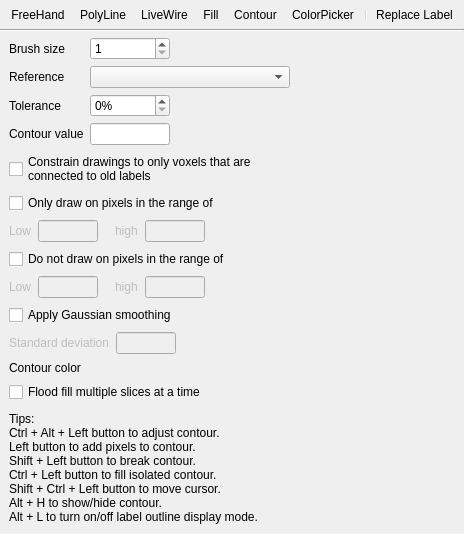
Old version of the form freeview/ToolWindowEdit.ui in the repository freesurfer/freesurfer.
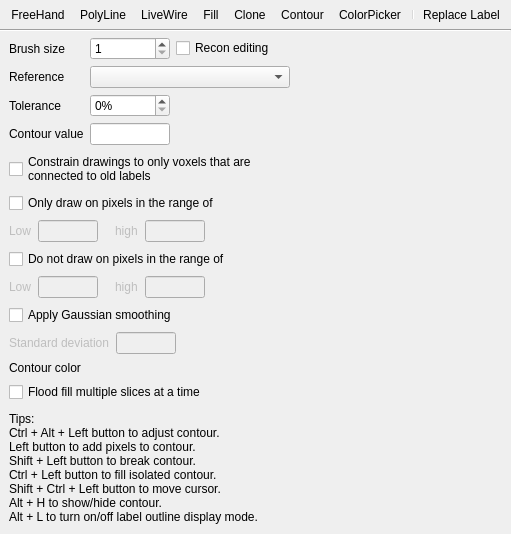
New version of the form. Icons and pictures are not drawn. Custom widgets are drawn as their Qt base class.

Commit message: Added voxel clone function. Added recon editing option

What changed in the file:
```diff
--- a/freeview/ToolWindowEdit.ui
+++ b/freeview/ToolWindowEdit.ui
@@ -41,6 +41,7 @@
      <addaction name="actionPolyLine"/>
      <addaction name="actionLiveWire"/>
      <addaction name="actionFill"/>
+     <addaction name="actionClone"/>
      <addaction name="actionContour"/>
      <addaction name="actionColorPicker"/>
      <addaction name="separator"/>
@@ -96,19 +97,6 @@
          </property>
         </widget>
        </item>
-       <item row="0" column="2" colspan="3">
-        <spacer name="horizontalSpacer">
-         <property name="orientation">
-          <enum>Qt::Horizontal</enum>
-         </property>
-         <property name="sizeHint" stdset="0">
-          <size>
-           <width>0</width>
-           <height>0</height>
-          </size>
-         </property>
-        </spacer>
-       </item>
        <item row="1" column="0">
         <widget class="QLabel" name="labelReference">
          <property name="text">
@@ -175,7 +163,7 @@
          </property>
         </widget>
        </item>
-       <item row="2" column="3">
+       <item row="2" column="2">
         <spacer name="horizontalSpacer_2">
          <property name="orientation">
           <enum>Qt::Horizontal</enum>
@@ -188,7 +176,7 @@
          </property>
         </spacer>
        </item>
-       <item row="3" column="3">
+       <item row="3" column="2">
         <spacer name="horizontalSpacer_3">
          <property name="orientation">
           <enum>Qt::Horizontal</enum>
@@ -201,6 +189,13 @@
          </property>
         </spacer>
        </item>
+       <item row="0" column="2">
+        <widget class="QCheckBox" name="checkBoxReconEditing">
+         <property name="text">
+          <string>Recon editing</string>
+         </property>
+        </widget>
+       </item>
       </layout>
      </item>
      <item>
@@ -619,6 +614,21 @@
     <string>Replace Label</string>
    </property>
   </action>
+  <action name="actionClone">
+   <property name="checkable">
+    <bool>true</bool>
+   </property>
+   <property name="icon">
+    <iconset resource="freeview.qrc">
+     <normaloff>:/resource/icons/voxel_draw_clone.png</normaloff>:/resource/icons/voxel_draw_clone.png</iconset>
+   </property>
+   <property name="text">
+    <string>Clone</string>
+   </property>
+   <property name="toolTip">
+    <string>Clone Voxel</string>
+   </property>
+  </action>
  </widget>
  <customwidgets>
   <customwidget>
```
Left out of the diff: 105 changed lines with no effect on the pictures. The commit also changes 7 other files.
